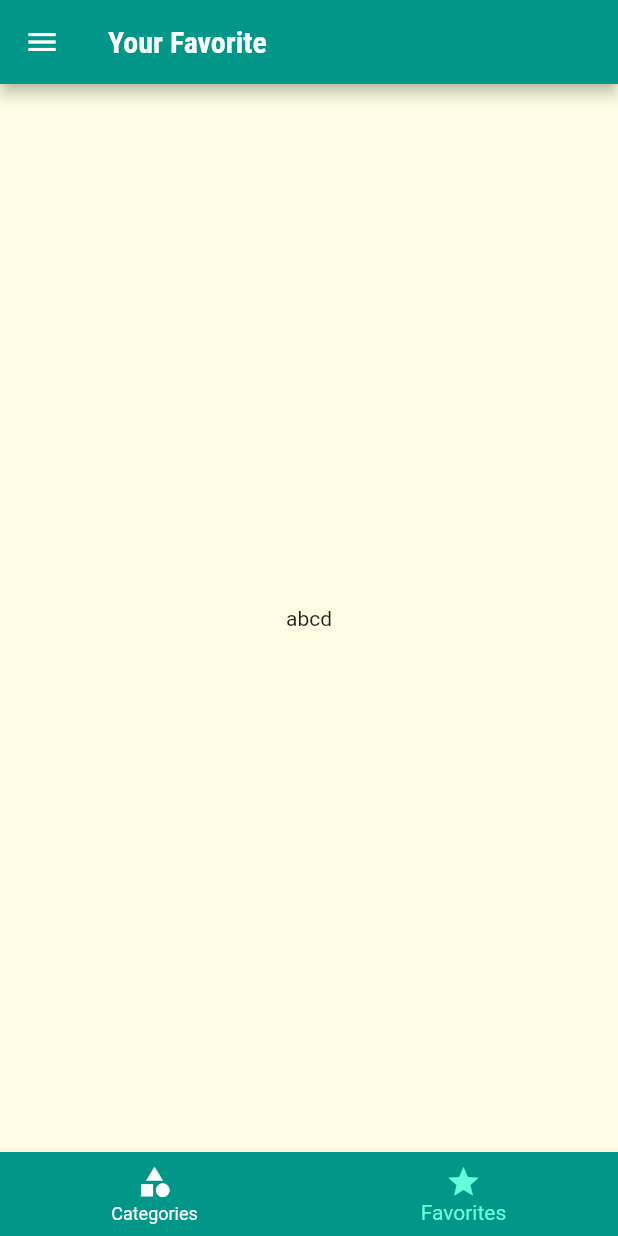
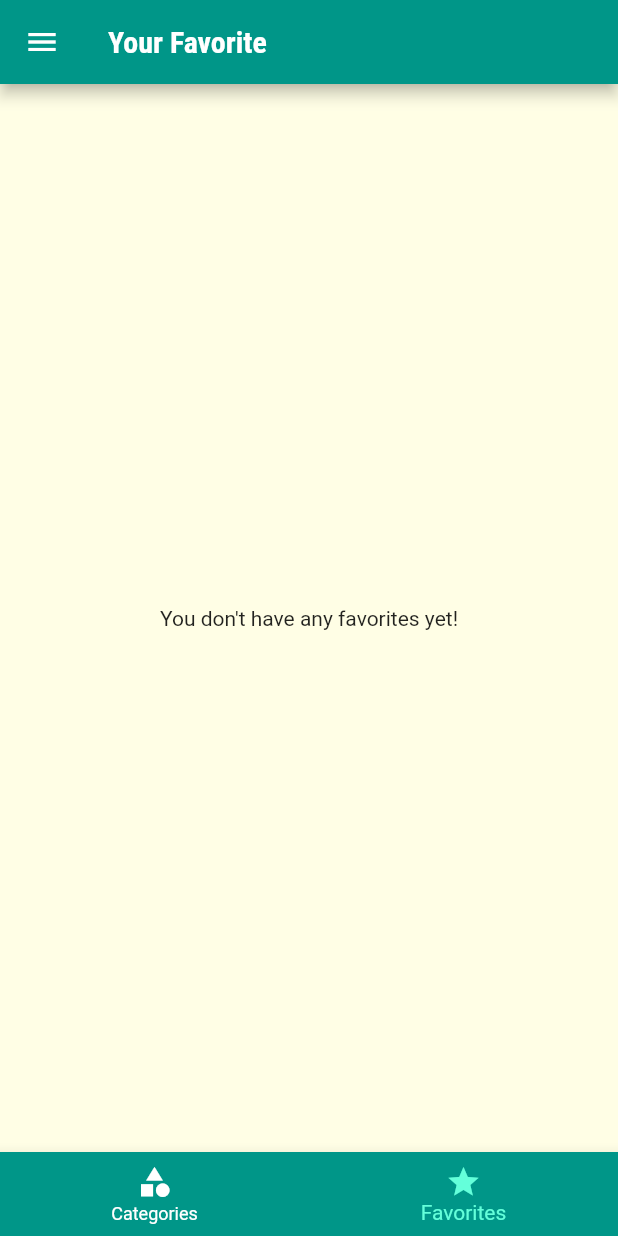
Before and after one commit to adityajinegar/meals_app_flutter, a Flutter app: the screen it shows after launch, item 2 of the bottom bar chosen, on a phone screen of 412 x 824 dp. Run offline on Flutter 3.47's test engine with Material 2 defaults, Android fonts, the phone set to English and light mode, and no system bars.

Commit message:
added a mark_as_favorite feature

```diff
--- a/lib/main.dart
+++ b/lib/main.dart
@@ -26,6 +26,7 @@ class _MyAppState extends State<MyApp> {
   };
 
   List<Meal> _availableMeals = DUMMY_MEALS;
+  List<Meal> _favoriteMeals = [];
 
   void _setFilters(Map<String, bool> filterData) {
     setState(() {
@@ -47,6 +48,24 @@ class _MyAppState extends State<MyApp> {
         return true;
       }).toList();
     });
+  }
+
+  void _toggleFavorite(String mealId) {
+    final existingIndex =
+        _favoriteMeals.indexWhere((meal) => meal.id == mealId);
+    if (existingIndex >= 0) {
+      setState(() {
+        _favoriteMeals.removeAt(existingIndex);
+      });
+    } else {
+      setState(() {
+        _favoriteMeals.add(DUMMY_MEALS.firstWhere((meal) => meal.id == mealId));
+      });
+    }
+  }
+
+  bool _isMealFavorite(String id) {
+    return _favoriteMeals.any((meal) => meal.id == id);
   }
 
   @override
@@ -75,9 +94,10 @@ class _MyAppState extends State<MyApp> {
               )),
       // home: const Categories(),
       routes: {
-        '/': (context) => const Tabs(),
+        '/': (context) => Tabs(_favoriteMeals),
         CategoryMeals.routeName: (context) => CategoryMeals(_availableMeals),
-        MealDetail.routeName: (context) => const MealDetail(),
+        MealDetail.routeName: (context) =>
+            MealDetail(_toggleFavorite, _isMealFavorite),
         Filters.routeName: (context) => Filters(_setFilters, _filters),
       },
       onUnknownRoute: (settings) {
--- a/lib/screens/favorites.dart
+++ b/lib/screens/favorites.dart
@@ -1,14 +1,33 @@
 import 'package:flutter/material.dart';
-import 'package:flutter/src/widgets/framework.dart';
-import 'package:flutter/src/widgets/placeholder.dart';
+
+import '../models/meal.dart';
+import '../widgets/meal_item.dart';
 
 class Favorites extends StatelessWidget {
-  const Favorites({super.key});
+  const Favorites(this.favoriteMeals, {super.key});
+
+  final List<Meal> favoriteMeals;
 
   @override
   Widget build(BuildContext context) {
-    return Center(
-      child: Text('abcd'),
-    );
+    if (favoriteMeals.isEmpty) {
+      return const Center(
+        child: Text("You don't have any favorites yet!"),
+      );
+    } else {
+      return ListView.builder(
+        itemBuilder: (context, index) {
+          return MealItem(
+            id: favoriteMeals[index].id,
+            title: favoriteMeals[index].title,
+            imageUrl: favoriteMeals[index].imageUrl,
+            duration: favoriteMeals[index].duration,
+            complexity: favoriteMeals[index].complexity,
+            affordability: favoriteMeals[index].affordability,
+          );
+        },
+        itemCount: favoriteMeals.length,
+      );
+    }
   }
 }
--- a/lib/screens/tabs.dart
+++ b/lib/screens/tabs.dart
@@ -1,29 +1,38 @@
 import 'package:flutter/material.dart';
 
+import '../models/meal.dart';
 import '../widgets/main_drawer.dart';
 import 'categories.dart';
 import 'favorites.dart';
 
 class Tabs extends StatefulWidget {
-  const Tabs({super.key});
+  const Tabs(this.favoriteMeals, {super.key});
+
+  final List<Meal> favoriteMeals;
 
   @override
   State<Tabs> createState() => _TabsState();
 }
 
 class _TabsState extends State<Tabs> {
-  final List<Map<String, dynamic>> _pages = [
+  late List<Map<String, dynamic>> _pages;
+
+  int _selectedPageIndex = 0;
+
+  @override
+  void initState() {
+    _pages = [
       {
         'page': const Categories(),
         'title': 'Categories',
       },
       {
-      'page': const Favorites(),
+        'page': Favorites(widget.favoriteMeals),
         'title': 'Your Favorite',
       }
     ];
-
-  int _selectedPageIndex = 0;
+    super.initState();
+  }
 
   void _selectPage(int index) {
     setState(() {
```
Also changed, not shown: lib/screens/category_meals.dart (+5 -6 lines), lib/screens/meal_detail.dart (+8 -5 lines), lib/widgets/meal_item.dart (+4 -3 lines). Lines whose indentation alone changed are shown as unchanged.
